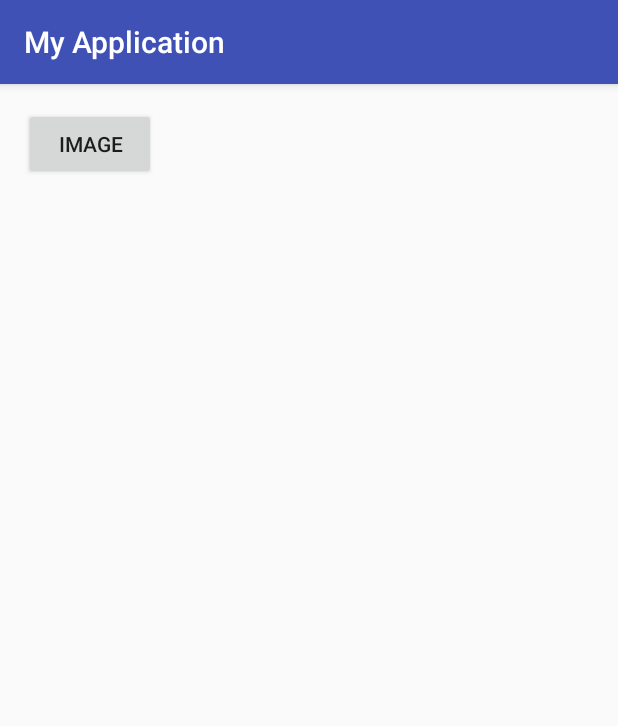
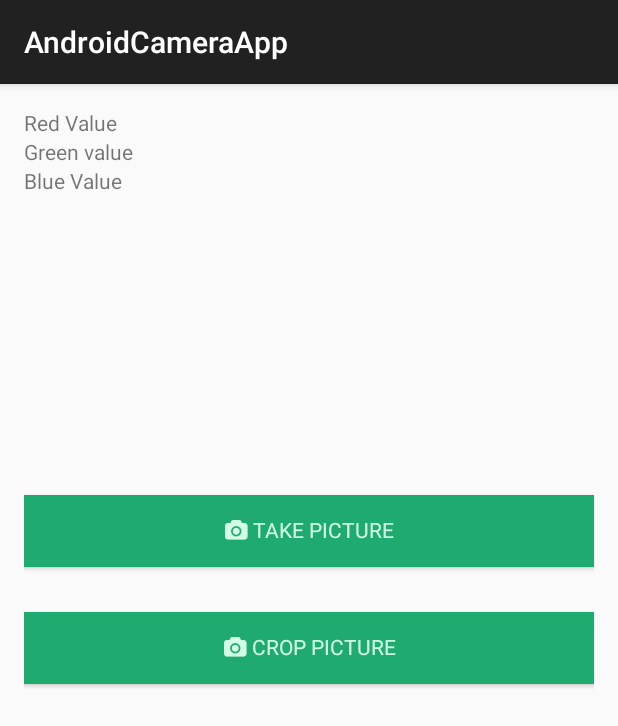
Before and after one commit to traj30/cropApp, an Android app: the screen it shows after launch (MainActivity), on a phone screen of 412 x 824 dp. Shown: the top 726 px of the screen. Run offline under Robolectric (Android 15) with nearby library versions, the phone set to English and light mode, and no system bars.

Commit message:
Two activties now

```diff
--- /dev/null
+++ b/app/src/main/java/seniorDesign/MainActivity.java
@@ -0,0 +1,238 @@
+package seniorDesign;
+
+//import java.io.*;
+//import java.util.*;
+
+import android.content.Context;
+//import android.database.Cursor;
+import android.content.Intent;
+import android.graphics.Bitmap;
+//import android.graphics.BitmapFactory;
+import android.graphics.BitmapFactory;
+import android.graphics.Typeface;
+import android.net.Uri;
+import android.provider.MediaStore;
+import android.support.v7.app.ActionBarActivity;
+import android.os.Bundle;
+import android.util.Log;
+import android.view.Menu;
+import android.view.MenuItem;
+import android.view.View;
+import android.widget.Button;
+import android.widget.GridLayout;
+import android.widget.GridView;
+import android.widget.ImageView;
+import android.widget.TableLayout;
+import android.widget.TextView;
+
+import net.simplifiedcoding.androidcameraapp.R;
+
+import java.io.File;
+import java.io.IOException;
+
+import static net.simplifiedcoding.androidcameraapp.R.id.image;
+
+
+public class MainActivity extends ActionBarActivity {//implements View.OnClickListener {
+
+    private Button btnCamera;
+    private Button btnCrop;
+    private ImageView capturedImage;
+    private Button display_RGB_button;
+    private TextView R_value_display;
+    private TextView G_value_display;
+    private TextView B_value_display;
+    //private Uri mImageCaptureUri;
+    //static final int CAMERA_PIC_REQUEST = 1337;
+
+    @Override
+    protected void onCreate(Bundle savedInstanceState) {
+        super.onCreate(savedInstanceState);
+        setContentView(R.layout.activity_main);
+
+        Typeface font = Typeface.createFromAsset( getAssets(), "fontawesome-webfont.ttf" );
+        btnCamera = (Button) findViewById(R.id.btnCamera);
+        btnCrop = (Button) findViewById(R.id.btnCrop);
+
+        capturedImage= (ImageView) findViewById(R.id.capturedImage);
+
+        R_value_display = (TextView) findViewById(R.id.R_value_display);
+
+        G_value_display = (TextView) findViewById(R.id.G_value_display);
+
+        B_value_display = (TextView) findViewById(R.id.B_value_display);
+
+        //display_RGB_button = (Button) findViewById(R.id.display_RGB_button);
+
+        //display_RGB_button.setTypeface(font);
+
+        //display_RGB_button.setOnClickListener(MainActivity.this);
+
+        btnCamera.setTypeface(font);
+
+        btnCamera.setOnClickListener(new View.OnClickListener() {
+            @Override
+            public void onClick(View v) {
+                openCamera();
+            }
+        });
+
+        btnCrop.setTypeface(font);
+
+        btnCrop.setOnClickListener(new View.OnClickListener() {
+            @Override
+            public void onClick(View v) {
+                cropPicture();
+            }
+        });
+    }
+
+    private void openCamera() {
+        Intent intent = new Intent(android.provider.MediaStore.ACTION_IMAGE_CAPTURE);
+        //startActivityForResult(intent, 0);
+
+        //intent.putExtra(android.provider.MediaStore.EXTRA_OUTPUT, mImageCaptureUri);
+        Uri uriSavedImage = Uri.fromFile(new File("/sdcard/test.png"));
+        intent.putExtra(MediaStore.EXTRA_OUTPUT, uriSavedImage);
+        startActivityForResult(intent, 1);
+    }
+
+    public void cropPicture(){
+        Intent getNameScreenIntent = new Intent(this, CropPicture.class);
+        Bundle myExtras = new Bundle();
+        //myExtras.putString("callingActivity", "MainBitchinActivity");
+        //getNameScreenIntent.putExtras(myExtras);
+        final int result = 1;
+        startActivityForResult(getNameScreenIntent, result);
+    }
+
+    @Override
+    protected void onActivityResult(int requestCode, int resultCode, Intent data) {
+        // TODO Auto-generated method stub
+        super.onActivityResult(requestCode, resultCode, data);
+        //if((resultCode == RESULT_OK) && (requestCode == CAMERA_PIC_REQUEST)) {
+        if(resultCode == RESULT_OK) {
+//            Bitmap bp = (Bitmap) data.getExtras().get("data");
+//            capturedImage.setImageBitmap(bp);
+//            Log.d("hello", "" + getRGB(bp));
+            Uri uriSavedImage = Uri.fromFile(new File("/sdcard/test.png"));
+
+           //Uri tempUri = getImageUri(getApplicationContext(),bp);
+            try {
+//                Uri imageUri = data.getData();
+//                Bitmap bitmap = MediaStore.Images.Media.getBitmap(this.getContentResolver(), uriSavedImage);
+//                int a = getRGB(bitmap);
+                BitmapFactory.Options bmOptions = new BitmapFactory.Options();
+                Bitmap bitmap = BitmapFactory.decodeFile("/sdcard/test.png", bmOptions);
+                capturedImage.setImageBitmap(bitmap);
+
+                Log.d("hello", "works" + getRGB(bitmap));
+//                Log.d("hellocatch (IOException e){ // catch all IOExceptions not handled by previous catch blocks\n" +
+//                        "//            System.out.println(\"General I/O exception: \" + e.getMessage());\n" +
+//                        "//            //e.printStackTrace();\n" +
+//                        "//            }", "mauricio");
+            }
+            catch (Exception e){
+//                System.out.println(e.getMessage)
+            }
+
+            /*
+            // CALL THIS METHOD TO GET THE URI FROM THE BITMAP
+            Uri tempUri = getImageUri(getApplicationContext(),bp);
+
+            // CALL THIS METHOD TO GET THE ACTUAL PATH
+            File finalFile = new File(getRealPathFromURI(tempUri));
+
+            String pathToImage = mImageCaptureUri.getPath();
+
+            Bitmap often = BitmapFactory.decodeFile(pathToImage);
+            */
+
+
+            //int RGB_value = getRGB(bp);
+
+        }
+    }
+
+
+
+/*
+    public Uri getImageUri(Context inContext, Bitmap inImage) {
+        ByteArrayOutputStream bytes = new ByteArrayOutputStream();
+        inImage.compress(Bitmap.CompressFormat.JPEG, 100, bytes);
+        String path = android.provider.MediaStore.Images.Media.insertImage(inContext.getContentResolver(), inImage, "Title", null);
+        return Uri.parse(path);
+    }
+
+    public String getRealPathFromURI(Uri uri) {
+        Cursor cursor = getContentResolver().query(uri, null, null, null, null);
+        cursor.moveToFirst();
+        int idx = cursor.getColumnIndex(android.provider.MediaStore.Images.ImageColumns.DATA);
+        return cursor.getString(idx);
+    }*/
+
+
+
+
+    /**
+     * Calculates the average RGB color of an image
+     */
+    /*
+    public class AverageColorCalculus extends Calculus<Integer> {
+
+        public static final String TAG = AverageColorCalculus.class.getSimpleName();
+
+        public AverageColorCalculus(Bitmap image) {
+            super(image);
+        }*/
+
+        //@Override
+        public int getRGB(Bitmap image) {
+
+            if (null == image) {
+                Log.d("hello","NOOOOOOOOOOOOOOO");
+                return android.graphics.Color.TRANSPARENT;
+            } else {
+
+                int optI = 4;
+                int optJ = 4;
+                int pixelCount = (image.getWidth()/(2*optI)) * (image.getHeight()/(2*optJ));
+                int red, green, blue;
+                red = green = blue = 0;
+
+
+                Log.d("hello","width" + image.getWidth());
+                Log.d("hello","height" + image.getHeight());
+
+
+                for (int i = (image.getWidth()/4); i < (image.getWidth()/2)+(image.getWidth()/4); i+=optI) {
+                    for (int j = (image.getHeight()/4); j < (image.getHeight()/2)+(image.getHeight()/4); j+=optJ) {
+                        int pixel = image.getPixel(i, j);
+
+                        red += android.graphics.Color.red(pixel);
+                        green += android.graphics.Color.green(pixel);
+                        blue += android.graphics.Color.blue(pixel);
+
+                        Log.d("hello","r" + red);
+                        Log.d("hello","g" + green);
+                        Log.d("hello","b" + blue);
+
+                    }
+                }
+
+
+                red /= pixelCount;
+                green /= pixelCount;
+                blue /= pixelCount;
+
+                R_value_display.setText("Red: "+red);
+                G_value_display.setText("Green: "+green);
+                B_value_display.setText("Blue: "+blue);
+
+                int RGB_value = android.graphics.Color.rgb(red, green, blue);
+
+                return RGB_value;
+            }
+        }
+
+}
--- /dev/null
+++ b/app/src/main/res/drawable/button.xml
@@ -0,0 +1,8 @@
+<?xml version="1.0" encoding="utf-8"?>
+<selector xmlns:android="http://schemas.android.com/apk/res/android">
+    <item android:drawable="@color/button_pressed"
+        android:state_pressed="true" />
+    <item android:drawable="@color/button_pressed"
+        android:state_focused="true" />
+    <item android:drawable="@color/button_normal" />
+</selector>
--- a/app/src/main/res/layout/activity_main.xml
+++ b/app/src/main/res/layout/activity_main.xml
@@ -1,23 +1,63 @@
-<?xml version="1.0" encoding="utf-8"?>
-<RelativeLayout xmlns:android="http://schemas.android.com/apk/res/android"
-    xmlns:tools="http://schemas.android.com/tools"
-    android:layout_width="match_parent"
-    android:layout_height="match_parent"
-    android:paddingBottom="@dimen/activity_vertical_margin"
-    android:paddingLeft="@dimen/activity_horizontal_margin"
+<LinearLayout xmlns:android="http://schemas.android.com/apk/res/android"
+    xmlns:tools="http://schemas.android.com/tools" android:layout_width="match_parent"
+    android:layout_height="match_parent" android:paddingLeft="@dimen/activity_horizontal_margin"
     android:paddingRight="@dimen/activity_horizontal_margin"
     android:paddingTop="@dimen/activity_vertical_margin"
-    tools:context="com.example.usuario.myapplication.MainActivity">
+    android:paddingBottom="@dimen/activity_vertical_margin" tools:context="seniorDesign.MainActivity"
+    android:orientation="vertical">
+
+
+
+    <TextView
+    android:text="Red Value"
+    android:layout_width="wrap_content"
+    android:layout_height="wrap_content"
+    android:id="@+id/R_value_display" />
+
+    <TextView
+        android:text="Green value"
+        android:layout_width="wrap_content"
+        android:layout_height="wrap_content"
+        android:id="@+id/G_value_display" />
+
+    <TextView
+        android:text="Blue Value"
+        android:layout_width="wrap_content"
+        android:layout_height="wrap_content"
+        android:layout_alignParentTop="true"
+        android:layout_centerHorizontal="true"
+        android:id="@+id/B_value_display" />
+
+
+    <ImageView
+        android:layout_width="fill_parent"
+        android:layout_height="200dp"
+        android:id="@+id/capturedImage"/>
+
+        <Button
+            android:layout_width="fill_parent"
+            android:layout_height="wrap_content"
+            android:text="@string/camera_button"
+            android:id="@+id/btnCamera"
+            android:layout_alignParentBottom="true"
+            android:layout_centerHorizontal="true"
+            android:background="@drawable/button"
+            android:textColor="#ffd3ffe5"
+            android:textStyle="bold" />
 
     <Button
-        android:id="@+id/BtDownload"
-        android:layout_width="wrap_content"
+        android:layout_width="fill_parent"
         android:layout_height="wrap_content"
-        android:text="Image"
-        />
-    <ImageView
-        android:layout_below="@+id/BtDownload"
-        android:id="@+id/IvImage"
-        android:layout_width="wrap_content"
-        android:layout_height="wrap_content" />
-</RelativeLayout>
+        android:text="@string/crop_button"
+        android:id="@+id/btnCrop"
+        android:layout_marginTop="30dp"
+        android:layout_alignParentBottom="true"
+        android:layout_centerHorizontal="true"
+        android:background="@drawable/button"
+        android:textColor="#ffd3ffe5"
+        android:textStyle="bold" />
+
+
+
+
+</LinearLayout>
--- /dev/null
+++ b/app/src/main/res/menu/menu_main.xml
@@ -0,0 +1,6 @@
+<menu xmlns:android="http://schemas.android.com/apk/res/android"
+    xmlns:app="http://schemas.android.com/apk/res-auto"
+    xmlns:tools="http://schemas.android.com/tools" tools:context="seniorDesign.MainActivity">
+    <item android:id="@+id/action_settings" android:title="@string/action_settings"
+        android:orderInCategory="100" app:showAsAction="never" />
+</menu>
--- /dev/null
+++ b/app/src/main/res/values/color.xml
@@ -0,0 +1,7 @@
+<?xml version="1.0" encoding="utf-8"?>
+<resources>
+
+
+    <color name="button_normal">#FF1FAA70</color>
+    <color name="button_pressed">#FF3DED91</color>
+</resources>
--- a/app/src/main/res/values/colors.xml
+++ /dev/null
@@ -1,6 +0,0 @@
-<?xml version="1.0" encoding="utf-8"?>
-<resources>
-    <color name="colorPrimary">#3F51B5</color>
-    <color name="colorPrimaryDark">#303F9F</color>
-    <color name="colorAccent">#FF4081</color>
-</resources>
--- a/app/src/main/res/values/strings.xml
+++ b/app/src/main/res/values/strings.xml
@@ -1,3 +1,11 @@
 <resources>
-    <string name="app_name">My Application</string>
+    <string name="app_name">AndroidCameraApp</string>
+
+    <string name="hello_world">Hello world!</string>
+    <string name="action_settings">Settings</string>
+
+    <string name="camera_button">&#xf030; Take Picture</string>
+    <string name="crop_button">&#xf030; Crop Picture</string>
+
+    <string name="RGB_value"></string>
 </resources>
--- a/app/src/main/res/values/styles.xml
+++ b/app/src/main/res/values/styles.xml
@@ -3,9 +3,6 @@
     <!-- Base application theme. -->
     <style name="AppTheme" parent="Theme.AppCompat.Light.DarkActionBar">
         <!-- Customize your theme here. -->
-        <item name="colorPrimary">@color/colorPrimary</item>
-        <item name="colorPrimaryDark">@color/colorPrimaryDark</item>
-        <item name="colorAccent">@color/colorAccent</item>
     </style>
 
 </resources>
--- a/build.gradle
+++ b/build.gradle
@@ -17,7 +17,3 @@ allprojects {
         jcenter()
     }
 }
-
-task clean(type: Delete) {
-    delete rootProject.buildDir
-}
```
Also changed, not shown: app/build.gradle (+6 -7 lines), app/src/main/AndroidManifest.xml (+14 -5 lines), app/src/main/java/seniorDesign/CropPicture.java (renamed from app/src/main/java/com/example/usuario/myapplication/MainActivity.java, +22 -4 lines), app/src/main/res/layout/activity_crop.xml (added, +22 -0 lines), app/src/main/assets/fontawesome-webfont.ttf (added), app/src/main/res/mipmap-xxxhdpi/ic_launcher.png (deleted), gradle/wrapper/gradle-wrapper.properties, 6 other files.
